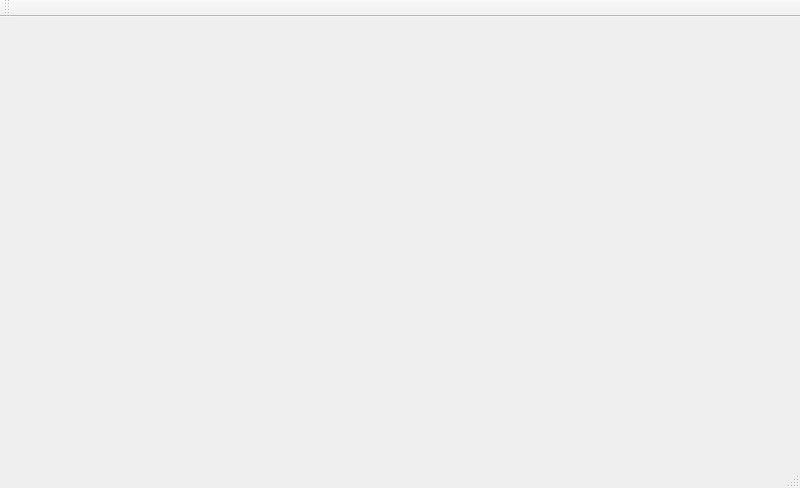
The window that forms/MainWindow.ui (tigerjpg/cybersecurity) describes before a commit, drawn with Qt 5.
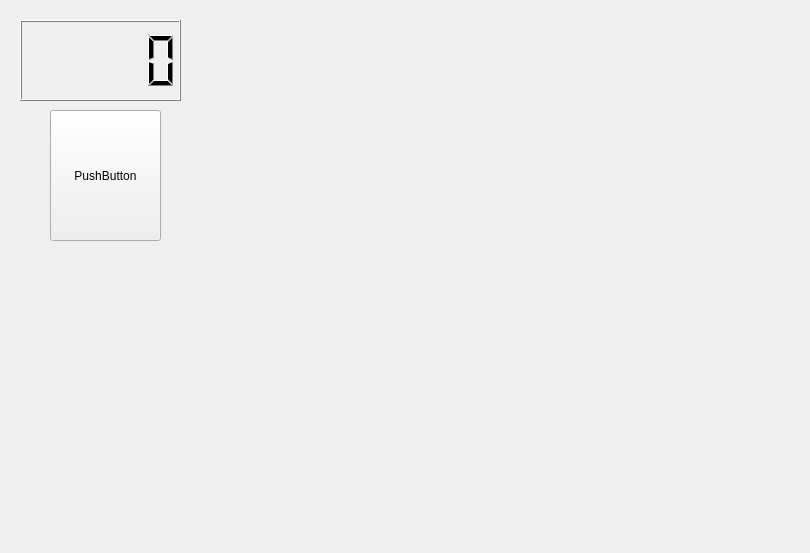
The same window after the commit. Custom widgets are drawn as their Qt base class.

Commit message: create graphical button and main window [#26]

Patch:
```diff
--- a/forms/MainWindow.ui
+++ b/forms/MainWindow.ui
@@ -6,14 +6,466 @@
    <rect>
     <x>0</x>
     <y>0</y>
-    <width>800</width>
-    <height>488</height>
+    <width>810</width>
+    <height>553</height>
    </rect>
   </property>
   <property name="windowTitle">
    <string>MainWindow</string>
   </property>
-  <widget class="QWidget" name="centralWidget"/>
+  <property name="autoFillBackground">
+   <bool>true</bool>
+  </property>
+  <widget class="QWidget" name="centralWidget">
+   <widget class="imagebutton" name="pushButton">
+    <property name="geometry">
+     <rect>
+      <x>50</x>
+      <y>110</y>
+      <width>111</width>
+      <height>131</height>
+     </rect>
+    </property>
+    <property name="focusPolicy">
+     <enum>Qt::NoFocus</enum>
+    </property>
+    <property name="text">
+     <string>PushButton</string>
+    </property>
+   </widget>
+   <widget class="QLCDNumber" name="lcdNumber">
+    <property name="geometry">
+     <rect>
+      <x>20</x>
+      <y>20</y>
+      <width>161</width>
+      <height>81</height>
+     </rect>
+    </property>
+    <property name="palette">
+     <palette>
+      <active>
+       <colorrole role="WindowText">
+        <brush brushstyle="SolidPattern">
+         <color alpha="255">
+          <red>0</red>
+          <green>0</green>
+          <blue>0</blue>
+         </color>
+        </brush>
+       </colorrole>
+       <colorrole role="Button">
+        <brush brushstyle="SolidPattern">
+         <color alpha="255">
+          <red>255</red>
+          <green>255</green>
+          <blue>255</blue>
+         </color>
+        </brush>
+       </colorrole>
+       <colorrole role="Light">
+        <brush brushstyle="SolidPattern">
+         <color alpha="255">
+          <red>255</red>
+          <green>255</green>
+          <blue>255</blue>
+         </color>
+        </brush>
+       </colorrole>
+       <colorrole role="Midlight">
+        <brush brushstyle="SolidPattern">
+         <color alpha="255">
+          <red>255</red>
+          <green>255</green>
+          <blue>255</blue>
+         </color>
+        </brush>
+       </colorrole>
+       <colorrole role="Dark">
+        <brush brushstyle="SolidPattern">
+         <color alpha="255">
+          <red>127</red>
+          <green>127</green>
+          <blue>127</blue>
+         </color>
+        </brush>
+       </colorrole>
+       <colorrole role="Mid">
+        <brush brushstyle="SolidPattern">
+         <color alpha="255">
+          <red>170</red>
+          <green>170</green>
+          <blue>170</blue>
+         </color>
+        </brush>
+       </colorrole>
+       <colorrole role="Text">
+        <brush brushstyle="SolidPattern">
+         <color alpha="255">
+          <red>0</red>
+          <green>0</green>
+          <blue>0</blue>
+         </color>
+        </brush>
+       </colorrole>
+       <colorrole role="BrightText">
+        <brush brushstyle="SolidPattern">
+         <color alpha="255">
+          <red>255</red>
+          <green>255</green>
+          <blue>255</blue>
+         </color>
+        </brush>
+       </colorrole>
+       <colorrole role="ButtonText">
+        <brush brushstyle="SolidPattern">
+         <color alpha="255">
+          <red>0</red>
+          <green>0</green>
+          <blue>0</blue>
+         </color>
+        </brush>
+       </colorrole>
+       <colorrole role="Base">
+        <brush brushstyle="SolidPattern">
+         <color alpha="255">
+          <red>255</red>
+          <green>255</green>
+          <blue>255</blue>
+         </color>
+        </brush>
+       </colorrole>
+       <colorrole role="Window">
+        <brush brushstyle="SolidPattern">
+         <color alpha="255">
+          <red>255</red>
+          <green>255</green>
+          <blue>255</blue>
+         </color>
+        </brush>
+       </colorrole>
+       <colorrole role="Shadow">
+        <brush brushstyle="SolidPattern">
+         <color alpha="255">
+          <red>0</red>
+          <green>0</green>
+          <blue>0</blue>
+         </color>
+        </brush>
+       </colorrole>
+       <colorrole role="AlternateBase">
+        <brush brushstyle="SolidPattern">
+         <color alpha="255">
+          <red>255</red>
+          <green>255</green>
+          <blue>255</blue>
+         </color>
+        </brush>
+       </colorrole>
+       <colorrole role="ToolTipBase">
+        <brush brushstyle="SolidPattern">
+         <color alpha="255">
+          <red>255</red>
+          <green>255</green>
+          <blue>220</blue>
+         </color>
+        </brush>
+       </colorrole>
+       <colorrole role="ToolTipText">
+        <brush brushstyle="SolidPattern">
+         <color alpha="255">
+          <red>0</red>
+          <green>0</green>
+          <blue>0</blue>
+         </color>
+        </brush>
+       </colorrole>
+      </active>
+      <inactive>
+       <colorrole role="WindowText">
+        <brush brushstyle="SolidPattern">
+         <color alpha="255">
+          <red>0</red>
+          <green>0</green>
+          <blue>0</blue>
+         </color>
+        </brush>
+       </colorrole>
+       <colorrole role="Button">
+        <brush brushstyle="SolidPattern">
+         <color alpha="255">
+          <red>255</red>
+          <green>255</green>
+          <blue>255</blue>
+         </color>
+        </brush>
+       </colorrole>
+       <colorrole role="Light">
+        <brush brushstyle="SolidPattern">
+         <color alpha="255">
+          <red>255</red>
+          <green>255</green>
+          <blue>255</blue>
+         </color>
+        </brush>
+       </colorrole>
+       <colorrole role="Midlight">
+        <brush brushstyle="SolidPattern">
+         <color alpha="255">
+          <red>255</red>
+          <green>255</green>
+          <blue>255</blue>
+         </color>
+        </brush>
+       </colorrole>
+       <colorrole role="Dark">
+        <brush brushstyle="SolidPattern">
+         <color alpha="255">
+          <red>127</red>
+          <green>127</green>
+          <blue>127</blue>
+         </color>
+        </brush>
+       </colorrole>
+       <colorrole role="Mid">
+        <brush brushstyle="SolidPattern">
+         <color alpha="255">
+          <red>170</red>
+          <green>170</green>
+          <blue>170</blue>
+         </color>
+        </brush>
+       </colorrole>
+       <colorrole role="Text">
+        <brush brushstyle="SolidPattern">
+         <color alpha="255">
+          <red>0</red>
+          <green>0</green>
+          <blue>0</blue>
+         </color>
+        </brush>
+       </colorrole>
+       <colorrole role="BrightText">
+        <brush brushstyle="SolidPattern">
+         <color alpha="255">
+          <red>255</red>
+          <green>255</green>
+          <blue>255</blue>
+         </color>
+        </brush>
+       </colorrole>
+       <colorrole role="ButtonText">
+        <brush brushstyle="SolidPattern">
+         <color alpha="255">
+          <red>0</red>
+          <green>0</green>
+          <blue>0</blue>
+         </color>
+        </brush>
+       </colorrole>
+       <colorrole role="Base">
+        <brush brushstyle="SolidPattern">
+         <color alpha="255">
+          <red>255</red>
+          <green>255</green>
+          <blue>255</blue>
+         </color>
+        </brush>
+       </colorrole>
+       <colorrole role="Window">
+        <brush brushstyle="SolidPattern">
+         <color alpha="255">
+          <red>255</red>
+          <green>255</green>
+          <blue>255</blue>
+         </color>
+        </brush>
+       </colorrole>
+       <colorrole role="Shadow">
+        <brush brushstyle="SolidPattern">
+         <color alpha="255">
+          <red>0</red>
+          <green>0</green>
+          <blue>0</blue>
+         </color>
+        </brush>
+       </colorrole>
+       <colorrole role="AlternateBase">
+        <brush brushstyle="SolidPattern">
+         <color alpha="255">
+          <red>255</red>
+          <green>255</green>
+          <blue>255</blue>
+         </color>
+        </brush>
+       </colorrole>
+       <colorrole role="ToolTipBase">
+        <brush brushstyle="SolidPattern">
+         <color alpha="255">
+          <red>255</red>
+          <green>255</green>
+          <blue>220</blue>
+         </color>
+        </brush>
+       </colorrole>
+       <colorrole role="ToolTipText">
+        <brush brushstyle="SolidPattern">
+         <color alpha="255">
+          <red>0</red>
+          <green>0</green>
+          <blue>0</blue>
+         </color>
+        </brush>
+       </colorrole>
+      </inactive>
+      <disabled>
+       <colorrole role="WindowText">
+        <brush brushstyle="SolidPattern">
+         <color alpha="255">
+          <red>127</red>
+          <green>127</green>
+          <blue>127</blue>
+         </color>
+        </brush>
+       </colorrole>
+       <colorrole role="Button">
+        <brush brushstyle="SolidPattern">
+         <color alpha="255">
+          <red>255</red>
+          <green>255</green>
+          <blue>255</blue>
+         </color>
+        </brush>
+       </colorrole>
+       <colorrole role="Light">
+        <brush brushstyle="SolidPattern">
+         <color alpha="255">
+          <red>255</red>
+          <green>255</green>
+          <blue>255</blue>
+         </color>
+        </brush>
+       </colorrole>
+       <colorrole role="Midlight">
+        <brush brushstyle="SolidPattern">
+         <color alpha="255">
+          <red>255</red>
+          <green>255</green>
+          <blue>255</blue>
+         </color>
+        </brush>
+       </colorrole>
+       <colorrole role="Dark">
+        <brush brushstyle="SolidPattern">
+         <color alpha="255">
+          <red>127</red>
+          <green>127</green>
+          <blue>127</blue>
+         </color>
+        </brush>
+       </colorrole>
+       <colorrole role="Mid">
+        <brush brushstyle="SolidPattern">
+         <color alpha="255">
+          <red>170</red>
+          <green>170</green>
+          <blue>170</blue>
+         </color>
+        </brush>
+       </colorrole>
+       <colorrole role="Text">
+        <brush brushstyle="SolidPattern">
+         <color alpha="255">
+          <red>127</red>
+          <green>127</green>
+          <blue>127</blue>
+         </color>
+        </brush>
+       </colorrole>
+       <colorrole role="BrightText">
+        <brush brushstyle="SolidPattern">
+         <color alpha="255">
+          <red>255</red>
+          <green>255</green>
+          <blue>255</blue>
+         </color>
+        </brush>
+       </colorrole>
+       <colorrole role="ButtonText">
+        <brush brushstyle="SolidPattern">
+         <color alpha="255">
+          <red>127</red>
+          <green>127</green>
+          <blue>127</blue>
+         </color>
+        </brush>
+       </colorrole>
+       <colorrole role="Base">
+        <brush brushstyle="SolidPattern">
+         <color alpha="255">
+          <red>255</red>
+          <green>255</green>
+          <blue>255</blue>
+         </color>
+        </brush>
+       </colorrole>
+       <colorrole role="Window">
+        <brush brushstyle="SolidPattern">
+         <color alpha="255">
+          <red>255</red>
+          <green>255</green>
+          <blue>255</blue>
+         </color>
+        </brush>
+       </colorrole>
+       <colorrole role="Shadow">
+        <brush brushstyle="SolidPattern">
+         <color alpha="255">
+          <red>0</red>
+          <green>0</green>
+          <blue>0</blue>
+         </color>
+        </brush>
+       </colorrole>
+       <colorrole role="AlternateBase">
+        <brush brushstyle="SolidPattern">
+         <color alpha="255">
+          <red>255</red>
+          <green>255</green>
+          <blue>255</blue>
+         </color>
+        </brush>
+       </colorrole>
+       <colorrole role="ToolTipBase">
+        <brush brushstyle="SolidPattern">
+         <color alpha="255">
+          <red>255</red>
+          <green>255</green>
+          <blue>220</blue>
+         </color>
+        </brush>
+       </colorrole>
+       <colorrole role="ToolTipText">
+        <brush brushstyle="SolidPattern">
+         <color alpha="255">
+          <red>0</red>
+          <green>0</green>
+          <blue>0</blue>
+         </color>
+        </brush>
+       </colorrole>
+      </disabled>
+     </palette>
+    </property>
+    <property name="font">
+     <font>
+      <pointsize>15</pointsize>
+      <weight>75</weight>
+      <bold>true</bold>
+     </font>
+    </property>
+   </widget>
+  </widget>
   <widget class="QMenuBar" name="menuBar">
    <property name="geometry">
     <rect>
@@ -24,17 +476,15 @@
     </rect>
    </property>
   </widget>
-  <widget class="QToolBar" name="mainToolBar">
-   <attribute name="toolBarArea">
-    <enum>TopToolBarArea</enum>
-   </attribute>
-   <attribute name="toolBarBreak">
-    <bool>false</bool>
-   </attribute>
-  </widget>
-  <widget class="QStatusBar" name="statusBar"/>
  </widget>
  <layoutdefault spacing="6" margin="11"/>
+ <customwidgets>
+  <customwidget>
+   <class>imagebutton</class>
+   <extends>QPushButton</extends>
+   <header location="global">imagebutton.h</header>
+  </customwidget>
+ </customwidgets>
  <resources/>
  <connections/>
 </ui>
```
Left out of the diff: 62 changed lines with no effect on the pictures. The commit also changes 11 other files.
